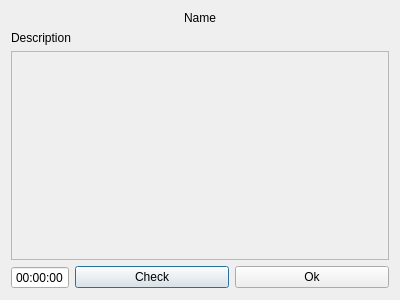
Old version of the form testexaminedialog.ui in the repository Wooderan/TestiMy.
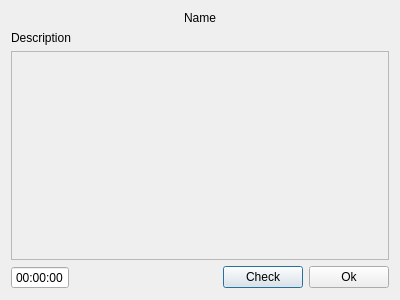
New version of the form.

What changed in the file:
```diff
--- a/testexaminedialog.ui
+++ b/testexaminedialog.ui
@@ -70,6 +70,19 @@
        </item>
        <item>
         <layout class="QHBoxLayout" name="horizontalLayout">
+         <item>
+          <spacer name="horizontalSpacer">
+           <property name="orientation">
+            <enum>Qt::Horizontal</enum>
+           </property>
+           <property name="sizeHint" stdset="0">
+            <size>
+             <width>40</width>
+             <height>20</height>
+            </size>
+           </property>
+          </spacer>
+         </item>
          <item>
           <widget class="QPushButton" name="btn_Check">
            <property name="text">
```
